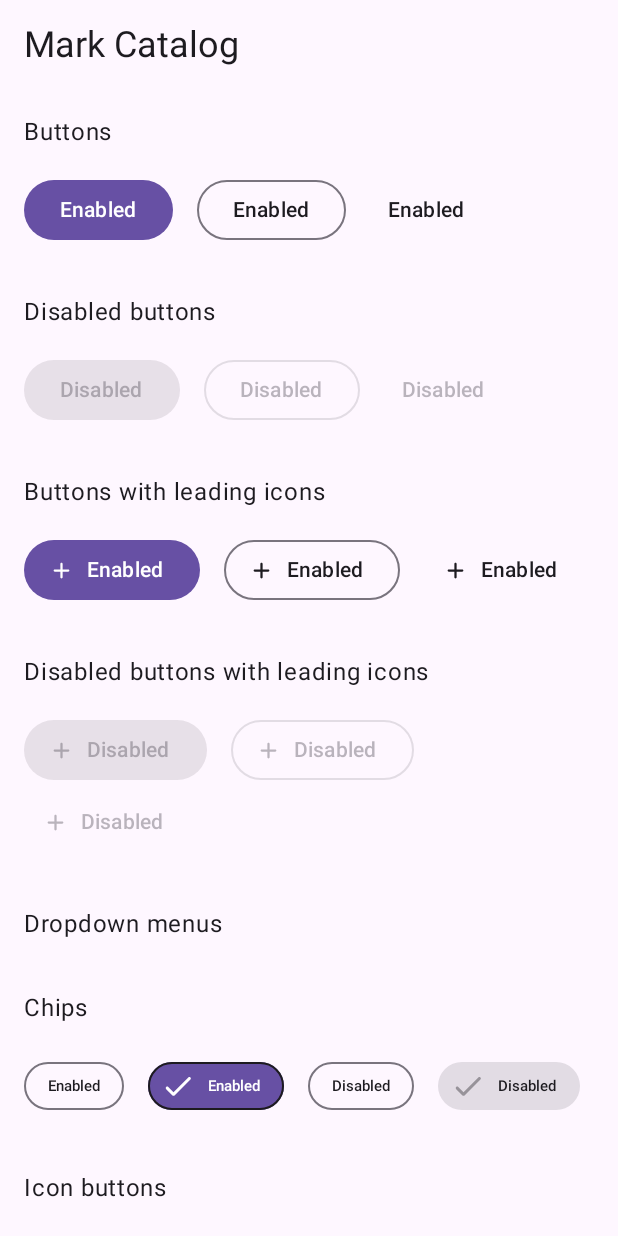
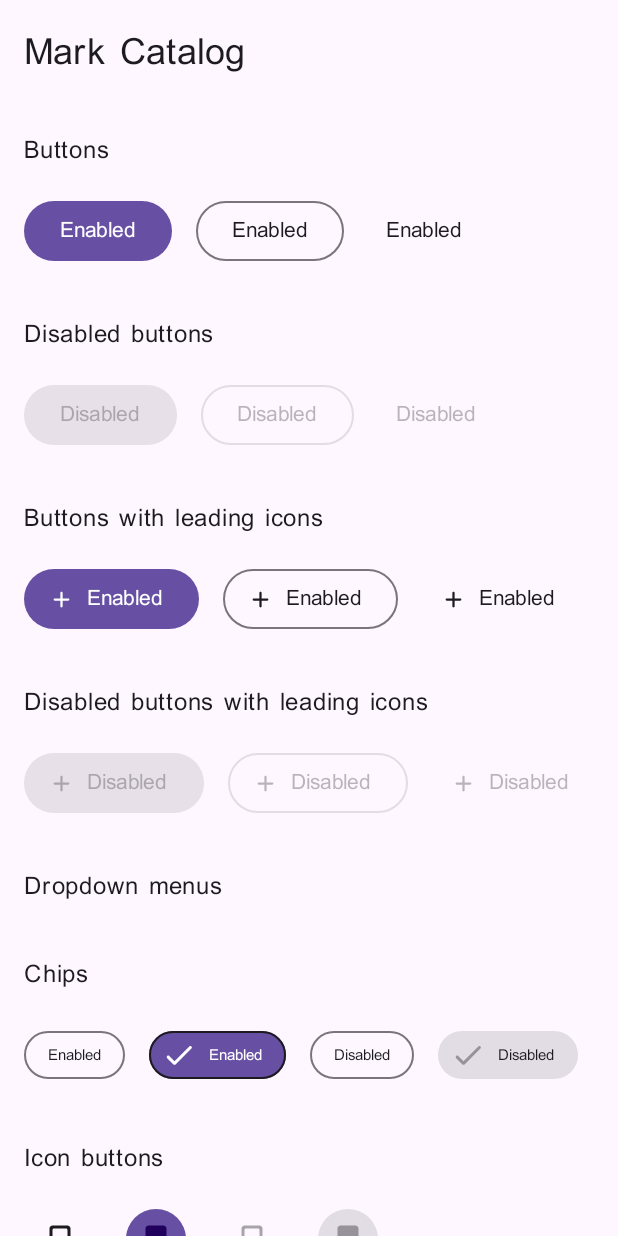
Before and after one commit to amirMohammadShirin/iva, an Android app built with Jetpack Compose: the screen it shows after launch (UiKitActivity), after a tap on "Enabled", on a phone screen of 412 x 824 dp. Run offline under Robolectric (Android 15) with nearby library versions, the phone set to English and light mode, and no system bars.

Commit message:
change font

```diff
--- a/core/designsystem/src/main/kotlin/com/sweet/iva/core/designsystem/theme/Theme.kt
+++ b/core/designsystem/src/main/kotlin/com/sweet/iva/core/designsystem/theme/Theme.kt
@@ -146,7 +146,7 @@ fun AppTheme(
     ) {
         MaterialTheme(
             colorScheme = colorScheme,
-            typography = Mark2Typography,
+            typography = IvaTypography,
             content = content
         )
     }
--- a/core/designsystem/src/main/kotlin/com/sweet/iva/core/designsystem/theme/Type.kt
+++ b/core/designsystem/src/main/kotlin/com/sweet/iva/core/designsystem/theme/Type.kt
@@ -2,98 +2,120 @@ package com.sweet.iva.core.designsystem.theme
 
 import androidx.compose.material3.Typography
 import androidx.compose.ui.text.TextStyle
+import androidx.compose.ui.text.font.Font
+import androidx.compose.ui.text.font.FontFamily
 import androidx.compose.ui.text.font.FontWeight
 import androidx.compose.ui.unit.sp
+import com.sweet.iva.core.designsystem.R
+
+val iransansFamily = FontFamily(
+    Font(R.font.iransans,FontWeight.Normal)
+)
 
 /**
  * Mark2 typography.
  */
-internal val Mark2Typography = Typography(
+internal val IvaTypography = Typography(
     displayLarge = TextStyle(
+        fontFamily = iransansFamily,
         fontWeight = FontWeight.Normal,
         fontSize = 57.sp,
         lineHeight = 64.sp,
         letterSpacing = (-0.25).sp,
     ),
     displayMedium = TextStyle(
+        fontFamily = iransansFamily,
         fontWeight = FontWeight.Normal,
         fontSize = 45.sp,
         lineHeight = 52.sp,
         letterSpacing = 0.sp,
     ),
     displaySmall = TextStyle(
+        fontFamily = iransansFamily,
         fontWeight = FontWeight.Normal,
         fontSize = 36.sp,
         lineHeight = 44.sp,
         letterSpacing = 0.sp,
     ),
     headlineLarge = TextStyle(
+        fontFamily = iransansFamily,
         fontWeight = FontWeight.Normal,
         fontSize = 32.sp,
         lineHeight = 40.sp,
         letterSpacing = 0.sp,
     ),
     headlineMedium = TextStyle(
+        fontFamily = iransansFamily,
         fontWeight = FontWeight.Normal,
         fontSize = 28.sp,
         lineHeight = 36.sp,
         letterSpacing = 0.sp,
     ),
     headlineSmall = TextStyle(
+        fontFamily = iransansFamily,
         fontWeight = FontWeight.Normal,
         fontSize = 24.sp,
         lineHeight = 32.sp,
         letterSpacing = 0.sp,
     ),
     titleLarge = TextStyle(
+        fontFamily = iransansFamily,
         fontWeight = FontWeight.Bold,
         fontSize = 22.sp,
         lineHeight = 28.sp,
         letterSpacing = 0.sp,
     ),
     titleMedium = TextStyle(
+        fontFamily = iransansFamily,
         fontWeight = FontWeight.Bold,
         fontSize = 18.sp,
         lineHeight = 24.sp,
         letterSpacing = 0.1.sp,
     ),
     titleSmall = TextStyle(
+        fontFamily = iransansFamily,
         fontWeight = FontWeight.Medium,
         fontSize = 14.sp,
         lineHeight = 20.sp,
         letterSpacing = 0.1.sp,
     ),
     bodyLarge = TextStyle(
+        fontFamily = iransansFamily,
         fontWeight = FontWeight.Normal,
         fontSize = 16.sp,
         lineHeight = 24.sp,
         letterSpacing = 0.5.sp,
     ),
     bodyMedium = TextStyle(
+        fontFamily = iransansFamily,
         fontWeight = FontWeight.Normal,
         fontSize = 14.sp,
         lineHeight = 20.sp,
         letterSpacing = 0.25.sp,
     ),
     bodySmall = TextStyle(
+        fontFamily = iransansFamily,
         fontWeight = FontWeight.Normal,
         fontSize = 12.sp,
         lineHeight = 16.sp,
         letterSpacing = 0.4.sp,
     ),
     labelLarge = TextStyle(
+        fontFamily = iransansFamily,
         fontWeight = FontWeight.Medium,
         fontSize = 14.sp,
         lineHeight = 20.sp,
         letterSpacing = 0.1.sp,
     ),
     labelMedium = TextStyle(
+        fontFamily = iransansFamily,
         fontWeight = FontWeight.Medium,
         fontSize = 12.sp,
         lineHeight = 16.sp,
         letterSpacing = 0.5.sp,
     ),
     labelSmall = TextStyle(
+        fontFamily = iransansFamily,
         fontWeight = FontWeight.Medium,
         fontSize = 10.sp,
         lineHeight = 16.sp,
--- a/uiKit/src/main/java/com/sweet/iva/uiKit/ui/UiKit.kt
+++ b/uiKit/src/main/java/com/sweet/iva/uiKit/ui/UiKit.kt
@@ -12,6 +12,7 @@ import androidx.compose.foundation.layout.systemBars
 import androidx.compose.foundation.lazy.LazyColumn
 import androidx.compose.material3.Icon
 import androidx.compose.material3.MaterialTheme
+import androidx.compose.material3.ProvideTextStyle
 import androidx.compose.material3.Surface
 import androidx.compose.material3.Text
 import androidx.compose.runtime.Composable
@@ -324,6 +325,14 @@ fun AppUiKit() {
                         }
                     }
                 }
+                item{
+                    Text(text = "متن نمونه")
+                }
+                item{
+                    ProvideTextStyle(value = MaterialTheme.typography.displayLarge) {
+                        Text(text = "متن نمونه")
+                    }
+                }
             }
         }
     }
```
Also changed, not shown: core/designsystem/src/main/res/font/iransans.ttf (added).
